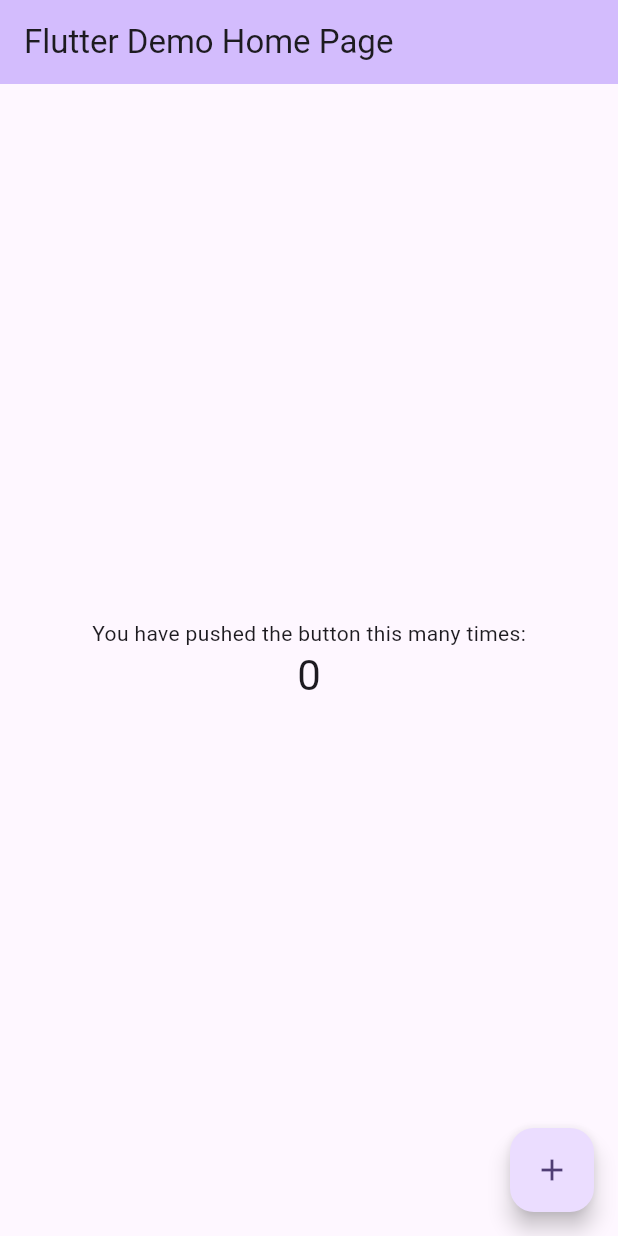
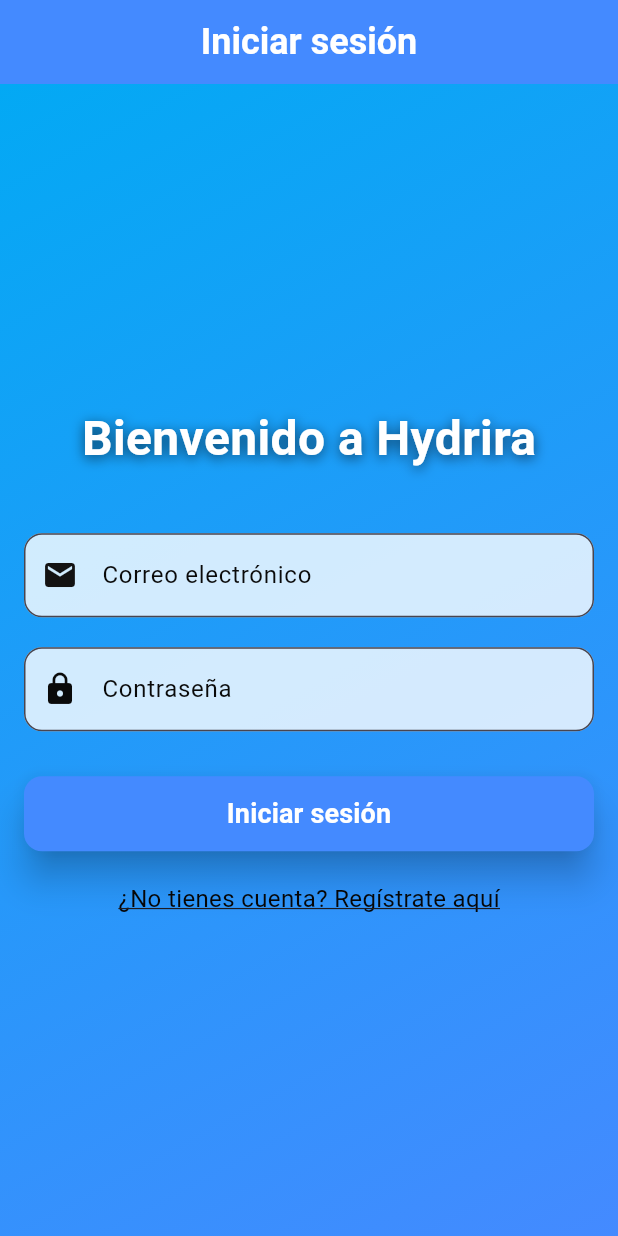
Before and after one commit to XanderM30/Hydrira_Core, a Flutter app: the screen it shows after launch, on a phone screen of 412 x 824 dp. Run offline on Flutter 3.47's test engine with Material 3 defaults, Android fonts, the light colour scheme and no system bars.

Commit message:
Creacion de la interfaz de loggin

```diff
--- a/lib/main.dart
+++ b/lib/main.dart
@@ -1,122 +1,23 @@
 import 'package:flutter/material.dart';
+import 'package:hidrira_core/screens/login_screen.dart';
 
 void main() {
-  runApp(const MyApp());
+  runApp(MyApp());
 }
 
 class MyApp extends StatelessWidget {
   const MyApp({super.key});
 
-  // This widget is the root of your application.
   @override
   Widget build(BuildContext context) {
     return MaterialApp(
-      title: 'Flutter Demo',
+      debugShowCheckedModeBanner: false, // Ocultar banner de depuración
+      title: 'Hydrira Core',
       theme: ThemeData(
-        // This is the theme of your application.
-        //
-        // TRY THIS: Try running your application with "flutter run". You'll see
-        // the application has a purple toolbar. Then, without quitting the app,
-        // try changing the seedColor in the colorScheme below to Colors.green
-        // and then invoke "hot reload" (save your changes or press the "hot
-        // reload" button in a Flutter-supported IDE, or press "r" if you used
-        // the command line to start the app).
-        //
-        // Notice that the counter didn't reset back to zero; the application
-        // state is not lost during the reload. To reset the state, use hot
-        // restart instead.
-        //
-        // This works for code too, not just values: Most code changes can be
-        // tested with just a hot reload.
-        colorScheme: .fromSeed(seedColor: Colors.deepPurple),
+        primarySwatch: Colors.blue,
+        visualDensity: VisualDensity.adaptivePlatformDensity,
       ),
-      home: const MyHomePage(title: 'Flutter Demo Home Page'),
+      home: LoginScreen(), // Pantalla inicial de login
     );
   }
 }
-
-class MyHomePage extends StatefulWidget {
-  const MyHomePage({super.key, required this.title});
-
-  // This widget is the home page of your application. It is stateful, meaning
-  // that it has a State object (defined below) that contains fields that affect
-  // how it looks.
-
-  // This class is the configuration for the state. It holds the values (in this
-  // case the title) provided by the parent (in this case the App widget) and
-  // used by the build method of the State. Fields in a Widget subclass are
-  // always marked "final".
-
-  final String title;
-
-  @override
-  State<MyHomePage> createState() => _MyHomePageState();
-}
-
-class _MyHomePageState extends State<MyHomePage> {
-  int _counter = 0;
-
-  void _incrementCounter() {
-    setState(() {
-      // This call to setState tells the Flutter framework that something has
-      // changed in this State, which causes it to rerun the build method below
-      // so that the display can reflect the updated values. If we changed
-      // _counter without calling setState(), then the build method would not be
-      // called again, and so nothing would appear to happen.
-      _counter++;
-    });
-  }
-
-  @override
-  Widget build(BuildContext context) {
-    // This method is rerun every time setState is called, for instance as done
-    // by the _incrementCounter method above.
-    //
-    // The Flutter framework has been optimized to make rerunning build methods
-    // fast, so that you can just rebuild anything that needs updating rather
-    // than having to individually change instances of widgets.
-    return Scaffold(
-      appBar: AppBar(
-        // TRY THIS: Try changing the color here to a specific color (to
-        // Colors.amber, perhaps?) and trigger a hot reload to see the AppBar
-        // change color while the other colors stay the same.
-        backgroundColor: Theme.of(context).colorScheme.inversePrimary,
-        // Here we take the value from the MyHomePage object that was created by
-        // the App.build method, and use it to set our appbar title.
-        title: Text(widget.title),
-      ),
-      body: Center(
-        // Center is a layout widget. It takes a single child and positions it
-        // in the middle of the parent.
-        child: Column(
-          // Column is also a layout widget. It takes a list of children and
-          // arranges them vertically. By default, it sizes itself to fit its
-          // children horizontally, and tries to be as tall as its parent.
-          //
-          // Column has various properties to control how it sizes itself and
-          // how it positions its children. Here we use mainAxisAlignment to
-          // center the children vertically; the main axis here is the vertical
-          // axis because Columns are vertical (the cross axis would be
-          // horizontal).
-          //
-          // TRY THIS: Invoke "debug painting" (choose the "Toggle Debug Paint"
-          // action in the IDE, or press "p" in the console), to see the
-          // wireframe for each widget.
-          mainAxisAlignment: .center,
-          children: [
-            const Text('You have pushed the button this many times:'),
-            Text(
-              '$_counter',
-              style: Theme.of(context).textTheme.headlineMedium,
-            ),
-          ],
-        ),
-      ),
-      floatingActionButton: FloatingActionButton(
-        onPressed: _incrementCounter,
-        tooltip: 'Increment',
-        child: const Icon(Icons.add),
-      ),
-    );
-  }
-}
--- /dev/null
+++ b/lib/screens/dashboard.dart
@@ -0,0 +1,33 @@
+import 'package:flutter/material.dart';
+
+class DashboardScreen extends StatelessWidget {
+  const DashboardScreen({super.key});
+
+  @override
+  Widget build(BuildContext context) {
+    return Scaffold(
+      appBar: AppBar(title: Text('Dashboard')),
+      body: Center(
+        child: Column(
+          mainAxisAlignment: MainAxisAlignment.center,
+          children: [
+            Text(
+              'Bienvenido al Dashboard!',
+              style: TextStyle(fontSize: 24, fontWeight: FontWeight.bold),
+            ),
+            SizedBox(height: 20),
+            ElevatedButton(
+              onPressed: () {
+                // Aquí podrías agregar más acciones (como logout, ver datos, etc.)
+                ScaffoldMessenger.of(
+                  context,
+                ).showSnackBar(SnackBar(content: Text('Acción ejecutada')));
+              },
+              child: Text('Realizar acción'),
+            ),
+          ],
+        ),
+      ),
+    );
+  }
+}
--- /dev/null
+++ b/lib/screens/login_screen.dart
@@ -0,0 +1,194 @@
+import 'package:flutter/material.dart';
+import 'dashboard.dart';
+
+class LoginScreen extends StatefulWidget {
+  const LoginScreen({super.key});
+
+  @override
+  // ignore: library_private_types_in_public_api
+  _LoginScreenState createState() => _LoginScreenState();
+}
+
+class _LoginScreenState extends State<LoginScreen> {
+  final TextEditingController _emailController = TextEditingController();
+  final TextEditingController _passwordController = TextEditingController();
+
+  void _login() {
+    if (_emailController.text.isNotEmpty &&
+        _passwordController.text.isNotEmpty) {
+      Navigator.pushReplacement(
+        context,
+        MaterialPageRoute(builder: (context) => DashboardScreen()),
+      );
+    } else {
+      ScaffoldMessenger.of(context).showSnackBar(
+        SnackBar(content: Text('Por favor ingresa todos los campos')),
+      );
+    }
+  }
+
+  @override
+  Widget build(BuildContext context) {
+    return Scaffold(
+      appBar: AppBar(
+        centerTitle: true, // Centrar el título
+        title: Text('Iniciar sesión'),
+        titleTextStyle: TextStyle(
+          fontSize: 24,
+          fontWeight: FontWeight.bold,
+          color: Colors.white,
+        ),
+        backgroundColor: Colors.blueAccent,
+      ),
+      body: Stack(
+        children: [
+          // Fondo con imagen o gradiente
+          Container(
+            decoration: BoxDecoration(
+              gradient: LinearGradient(
+                colors: [Colors.lightBlue, Colors.blueAccent],
+                begin: Alignment.topLeft,
+                end: Alignment.bottomRight,
+              ),
+            ),
+          ),
+          Padding(
+            padding: const EdgeInsets.all(16.0),
+            child: Center(
+              child: SingleChildScrollView(
+                // Habilitar desplazamiento
+                child: Column(
+                  mainAxisAlignment: MainAxisAlignment.center,
+                  children: [
+                    // Título de bienvenida con estilo
+                    Text(
+                      'Bienvenido a Hydrira',
+                      style: TextStyle(
+                        fontSize: 32,
+                        fontWeight: FontWeight.bold,
+                        color: Colors.white,
+                        shadows: [
+                          Shadow(
+                            color: Colors.black.withValues(alpha: 0.6),
+                            blurRadius: 10,
+                            offset: Offset(0, 2),
+                          ),
+                        ],
+                      ),
+                    ),
+                    SizedBox(height: 40),
+                    // Campo de texto para el correo electrónico
+                    AnimatedContainer(
+                      duration: Duration(milliseconds: 300),
+                      curve: Curves.easeInOut,
+                      child: TextField(
+                        controller: _emailController,
+                        decoration: InputDecoration(
+                          prefixIcon: Icon(
+                            Icons.email, // Icono de correo electrónico
+                            color: const Color.fromARGB(255, 19, 18, 18),
+                          ),
+                          labelText: 'Correo electrónico',
+                          labelStyle: TextStyle(
+                            color: const Color.fromARGB(255, 10, 10, 10),
+                          ),
+                          filled: true,
+                          fillColor: Colors.white.withValues(alpha: 0.8),
+                          border: OutlineInputBorder(
+                            borderRadius: BorderRadius.circular(12),
+                          ),
+                          focusedBorder: OutlineInputBorder(
+                            borderSide: BorderSide(
+                              color: Colors.blueAccent,
+                              width: 2,
+                            ),
+                            borderRadius: BorderRadius.circular(12),
+                          ),
+                        ),
+                        style: TextStyle(color: Colors.black),
+                      ),
+                    ),
+                    SizedBox(height: 20),
+                    // Campo de texto para la contraseña
+                    AnimatedContainer(
+                      duration: Duration(milliseconds: 300),
+                      curve: Curves.easeInOut,
+                      child: TextField(
+                        controller: _passwordController,
+                        obscureText: true,
+                        decoration: InputDecoration(
+                          prefixIcon: Icon(
+                            Icons.lock, // Icono de candado para contraseña
+                            color: const Color.fromARGB(255, 10, 10, 10),
+                          ),
+                          labelText: 'Contraseña',
+                          labelStyle: TextStyle(
+                            color: const Color.fromARGB(255, 10, 10, 10),
+                          ),
+                          filled: true,
+                          fillColor: Colors.white.withValues(alpha: 0.8),
+                          border: OutlineInputBorder(
+                            borderRadius: BorderRadius.circular(12),
+                          ),
+                          focusedBorder: OutlineInputBorder(
+                            borderSide: BorderSide(
+                              color: Colors.blueAccent,
+                              width: 2,
+                            ),
+                            borderRadius: BorderRadius.circular(12),
+                          ),
+                        ),
+                        style: TextStyle(color: Colors.black),
+                      ),
+                    ),
+                    SizedBox(height: 30),
+                    // Botón de inicio de sesión con animación
+                    AnimatedContainer(
+                      duration: Duration(milliseconds: 300),
+                      curve: Curves.easeInOut,
+                      child: ElevatedButton(
+                        onPressed: _login,
+                        style: ElevatedButton.styleFrom(
+                          backgroundColor: Colors.blueAccent,
+                          minimumSize: Size(double.infinity, 50),
+                          shape: RoundedRectangleBorder(
+                            borderRadius: BorderRadius.circular(12),
+                          ),
+                          elevation: 10, // Añadir sombra
+                        ),
+                        child: Text(
+                          'Iniciar sesión',
+                          style: TextStyle(
+                            color: Colors.white,
+                            fontWeight: FontWeight.bold,
+                            fontSize: 18,
+                          ),
+                        ),
+                      ),
+                    ),
+                    SizedBox(height: 20),
+                    // Footer con enlace de registro
+                    GestureDetector(
+                      onTap: () {
+                        // Navegar a la pantalla de registro
+                      },
+                      child: Text(
+                        '¿No tienes cuenta? Regístrate aquí',
+                        style: TextStyle(
+                          fontSize: 16,
+                          color: const Color.fromARGB(255, 6, 6, 6),
+                          fontWeight: FontWeight.w400,
+                          decoration: TextDecoration.underline,
+                        ),
+                      ),
+                    ),
+                  ],
+                ),
+              ),
+            ),
+          ),
+        ],
+      ),
+    );
+  }
+}
```
Also changed, not shown: 1 other file.
